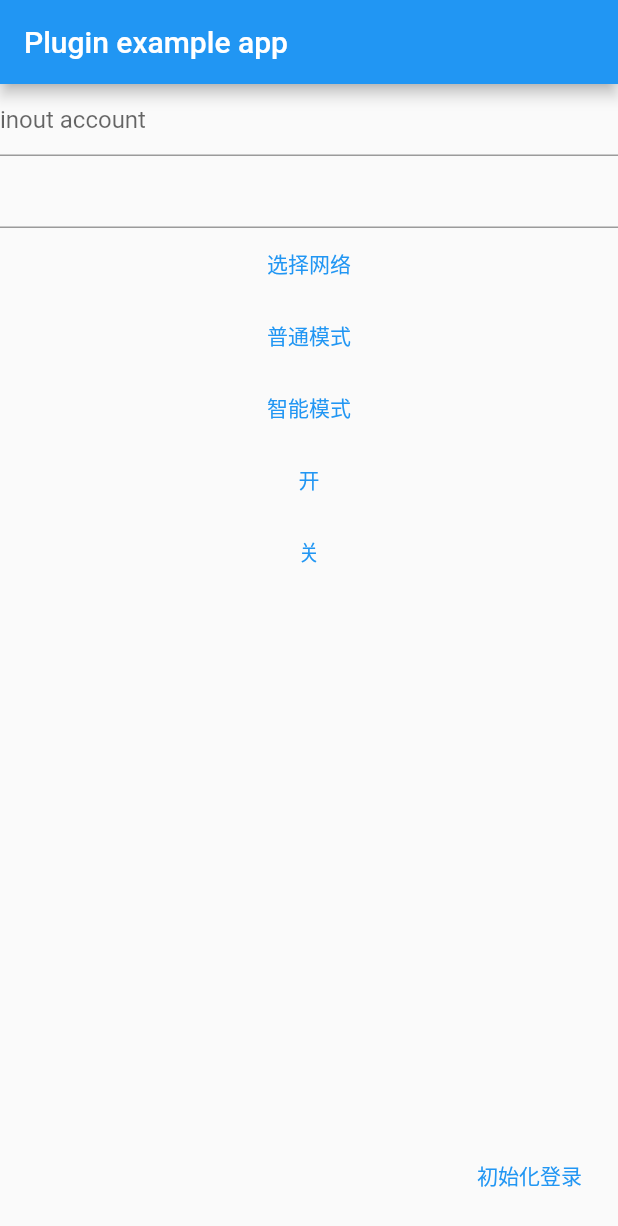
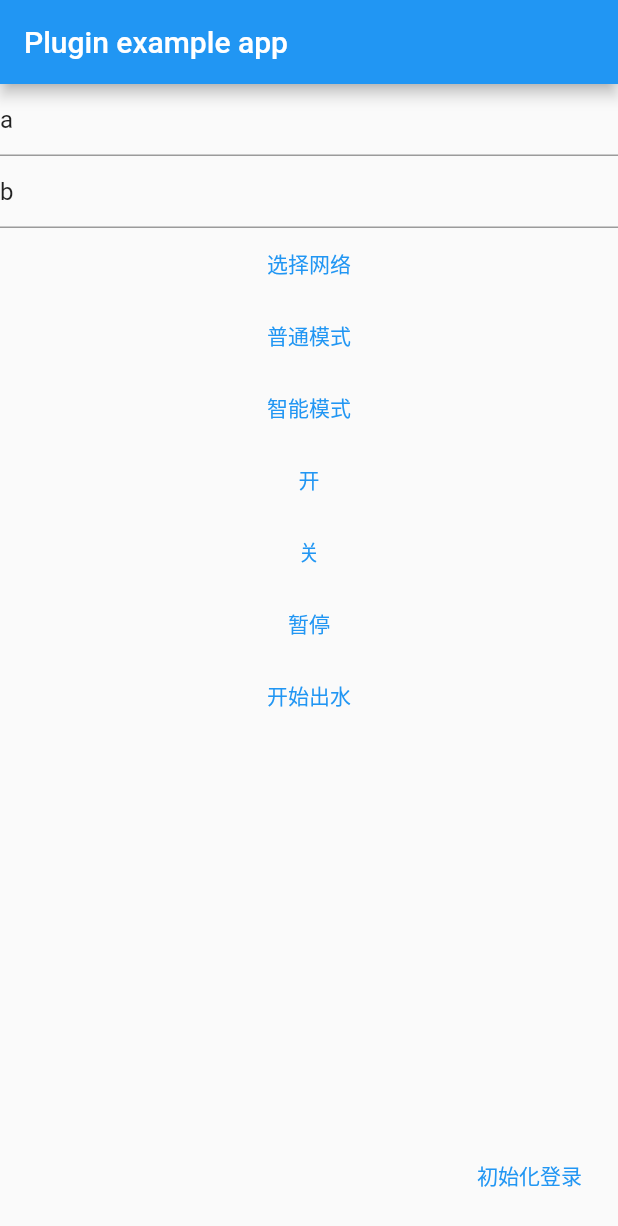
Before and after one commit to shitaBro/tuyaPlugin, a Flutter app: the screen it shows after launch, after a tap on "普通模式", on a phone screen of 412 x 824 dp. Shown: the top 1226 px of the screen. Run offline on Flutter 3.47's test engine with Material 2 defaults, Android fonts, the light colour scheme and no system bars; our stand-ins replace rxdart.

Commit message:
修改指令集

```diff
--- a/example/lib/main.dart
+++ b/example/lib/main.dart
@@ -22,8 +22,8 @@ class _MyAppState extends State<MyApp> {
 
   final _tuyaPlugin = TuyaPlugin.instance;
   TuyaDevModel? _devModel;
-  TextEditingController _accountController = TextEditingController();
-  TextEditingController _pswController = TextEditingController();
+  TextEditingController _accountController = TextEditingController(text: "a");
+  TextEditingController _pswController = TextEditingController(text: "b");
   @override
   void initState() {
     super.initState();
@@ -50,7 +50,9 @@ class _MyAppState extends State<MyApp> {
             TextField(decoration: InputDecoration(
               hintText: "inout account"
             ),controller: _accountController,),
-            TextField(controller: _pswController,),
+            TextField(controller: _pswController,decoration: InputDecoration(
+                hintText: "inout account"
+            )),
             Container(child: TextButton(child: Text("选择网络"),onPressed: () async{
             String? ssid = await _tuyaPlugin.searchWifi();
             if (ssid?.isNotEmpty == true) {
@@ -59,17 +61,17 @@ class _MyAppState extends State<MyApp> {
             },),),
             Container(
               child: TextButton(child: Text("普通模式"),onPressed: (){
-                _tuyaPlugin.sendCommand({"2":0});
+                _tuyaPlugin.sendCommand({"2":"normal"});
               },),
             ),
             Container(
               child: TextButton(child: Text("智能模式"),onPressed: (){
-                _tuyaPlugin.sendCommand({"2":1});
+                _tuyaPlugin.sendCommand({"2":"smart"});
               },),
             ),
             Container(
               child: TextButton(child: Text("开"),onPressed: (){
-                _tuyaPlugin.sendCommand({"1":bool});
+                _tuyaPlugin.sendCommand({"1":true});
               },),
             ),
             Container(
@@ -77,6 +79,16 @@ class _MyAppState extends State<MyApp> {
                 _tuyaPlugin.sendCommand({"1":false});
               },),
             ),
+            Container(
+              child: TextButton(child: Text("暂停"),onPressed: (){
+                _tuyaPlugin.sendCommand({"101":1});
+              },),
+            ),
+             Container(
+              child: TextButton(child: Text("开始出水"),onPressed: (){
+                _tuyaPlugin.sendCommand({"101":0});
+              },),
+            )
           ],
         ),
         floatingActionButton: TextButton(child: Text("初始化登录"),onPressed: () async{
--- a/lib/tuya_plugin.dart
+++ b/lib/tuya_plugin.dart
@@ -67,8 +67,8 @@ class TuyaPlugin {
   @override
   Future<bool> sendCommand(Map map) async{
 
-    bool resu = await _methodChannel.invokeMethod("sendCommand",map);
-    return resu;
+    int? resu = await _methodChannel.invokeMethod("sendCommand",map);
+    return resu == 1;
   }
 
 }
```
Also changed, not shown: 2 other files.
